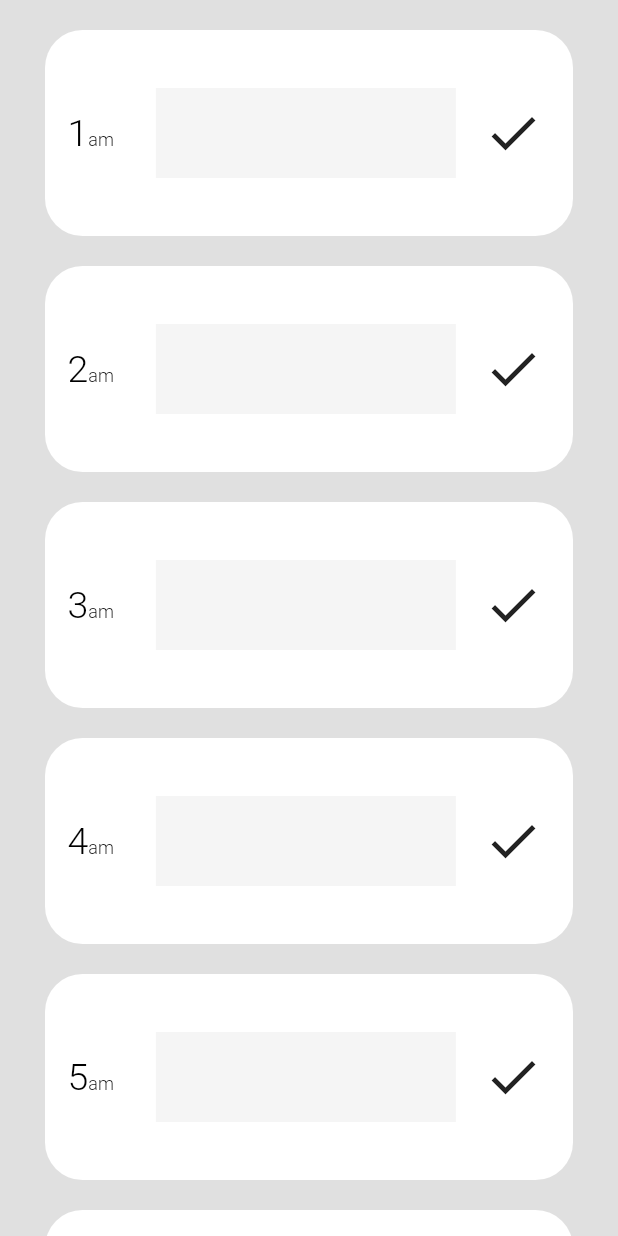
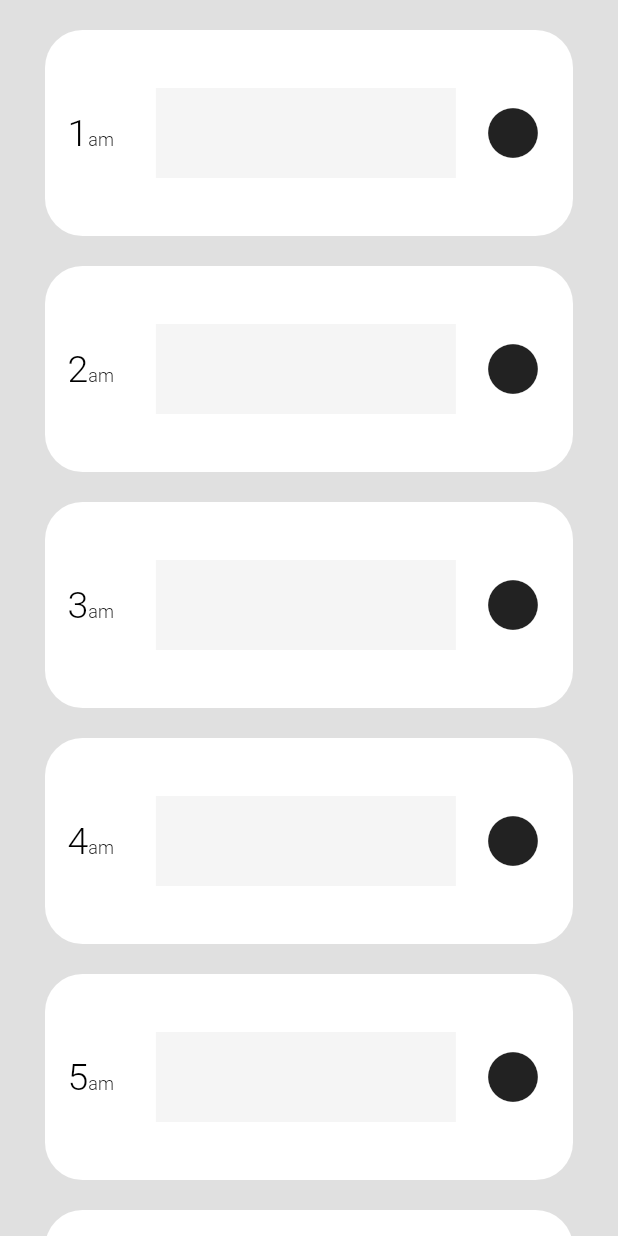
Before and after one commit to MatthieuNadeau96/simple_hour, a Flutter app: the screen it shows after launch, on a phone screen of 412 x 824 dp. Run offline on Flutter 3.47's test engine with Material 2 defaults, Android fonts, the light colour scheme and no system bars; drawn by our look-alikes of scroll_to_index.

Commit message:
Created a StatusIcon widget to deal with the icon changes, implemented a status to the hour model, and added automatickeepalive to the HomeScreen list

```diff
--- a/lib/data/hour_data.dart
+++ b/lib/data/hour_data.dart
@@ -2,30 +2,30 @@ import 'package:simple_hour/models/hour_model.dart';
 
 List<HourModel> getHours() {
   List<HourModel> hours = [
-    HourModel(hour: '1', meridiem: 'am'),
-    HourModel(hour: '2', meridiem: 'am'),
-    HourModel(hour: '3', meridiem: 'am'),
-    HourModel(hour: '4', meridiem: 'am'),
-    HourModel(hour: '5', meridiem: 'am'),
-    HourModel(hour: '6', meridiem: 'am'),
-    HourModel(hour: '7', meridiem: 'am'),
-    HourModel(hour: '8', meridiem: 'am'),
-    HourModel(hour: '9', meridiem: 'am'),
-    HourModel(hour: '10', meridiem: 'am'),
-    HourModel(hour: '11', meridiem: 'am'),
-    HourModel(hour: '12', meridiem: 'pm'),
-    HourModel(hour: '1', meridiem: 'pm'),
-    HourModel(hour: '2', meridiem: 'pm'),
-    HourModel(hour: '3', meridiem: 'pm'),
-    HourModel(hour: '4', meridiem: 'pm'),
-    HourModel(hour: '5', meridiem: 'pm'),
-    HourModel(hour: '6', meridiem: 'pm'),
-    HourModel(hour: '7', meridiem: 'pm'),
-    HourModel(hour: '8', meridiem: 'pm'),
-    HourModel(hour: '9', meridiem: 'pm'),
-    HourModel(hour: '10', meridiem: 'pm'),
-    HourModel(hour: '11', meridiem: 'pm'),
-    HourModel(hour: '12', meridiem: 'am'),
+    HourModel(hour: '1', meridiem: 'am', status: Status.empty),
+    HourModel(hour: '2', meridiem: 'am', status: Status.empty),
+    HourModel(hour: '3', meridiem: 'am', status: Status.empty),
+    HourModel(hour: '4', meridiem: 'am', status: Status.empty),
+    HourModel(hour: '5', meridiem: 'am', status: Status.empty),
+    HourModel(hour: '6', meridiem: 'am', status: Status.empty),
+    HourModel(hour: '7', meridiem: 'am', status: Status.empty),
+    HourModel(hour: '8', meridiem: 'am', status: Status.unproductive),
+    HourModel(hour: '9', meridiem: 'am', status: Status.unproductive),
+    HourModel(hour: '10', meridiem: 'am', status: Status.productive),
+    HourModel(hour: '11', meridiem: 'am', status: Status.productive),
+    HourModel(hour: '12', meridiem: 'pm', status: Status.productive),
+    HourModel(hour: '1', meridiem: 'pm', status: Status.productive),
+    HourModel(hour: '2', meridiem: 'pm', status: Status.productive),
+    HourModel(hour: '3', meridiem: 'pm', status: Status.productive),
+    HourModel(hour: '4', meridiem: 'pm', status: Status.productive),
+    HourModel(hour: '5', meridiem: 'pm', status: Status.unproductive),
+    HourModel(hour: '6', meridiem: 'pm', status: Status.unproductive),
+    HourModel(hour: '7', meridiem: 'pm', status: Status.unproductive),
+    HourModel(hour: '8', meridiem: 'pm', status: Status.unproductive),
+    HourModel(hour: '9', meridiem: 'pm', status: Status.unproductive),
+    HourModel(hour: '10', meridiem: 'pm', status: Status.unproductive),
+    HourModel(hour: '11', meridiem: 'pm', status: Status.empty),
+    HourModel(hour: '12', meridiem: 'am', status: Status.empty),
   ];
   return hours;
 }
--- a/lib/models/hour_model.dart
+++ b/lib/models/hour_model.dart
@@ -1,11 +1,19 @@
 import 'package:flutter/material.dart';
+
+enum Status {
+  productive,
+  unproductive,
+  empty,
+}
 
 class HourModel {
   final String hour;
   final String meridiem;
+  Status status;
 
   HourModel({
     this.hour,
     this.meridiem,
+    this.status,
   });
 }
--- a/lib/screens/home_screen.dart
+++ b/lib/screens/home_screen.dart
@@ -3,18 +3,23 @@ import 'package:flutter/material.dart';
 import 'package:scroll_to_index/scroll_to_index.dart';
 import 'package:simple_hour/data/hour_data.dart';
 import 'package:simple_hour/models/hour_model.dart';
+import 'package:simple_hour/widget/status_icon.dart';
 
 class HomeScreen extends StatefulWidget {
   @override
   _HomeScreenState createState() => _HomeScreenState();
 }
 
-class _HomeScreenState extends State<HomeScreen> {
+class _HomeScreenState extends State<HomeScreen>
+    with AutomaticKeepAliveClientMixin<HomeScreen> {
   List<HourModel> hours = List<HourModel>();
   AutoScrollController _autoScrollController = AutoScrollController();
   final dataKey = new GlobalKey();
 
   int currentHourOfDay = TimeOfDay.now().hour;
+
+  @override
+  bool get wantKeepAlive => true;
 
   @override
   void initState() {
@@ -30,6 +35,7 @@ class _HomeScreenState extends State<HomeScreen> {
 
   @override
   Widget build(BuildContext context) {
+    super.build(context);
     Size screenSize = MediaQuery.of(context).size;
     return Scaffold(
       body: SafeArea(
@@ -90,7 +96,8 @@ class _HomeScreenState extends State<HomeScreen> {
                                             fontSize: 12,
                                           ),
                                         ),
-                                        ]),
+                                      ],
+                                    ),
                                   ),
                                 ),
                                 Expanded(
@@ -107,15 +114,7 @@ class _HomeScreenState extends State<HomeScreen> {
                                     ),
                                   ),
                                 ),
-                                Container(
-                                  // color: Colors.blue[100],
-                                  height: 50,
-                                  width: 50,
-                                  child: Icon(
-                                    Icons.check,
-                                    size: 40,
-                                  ),
-                                ),
+                                StatusIcon(hour: hours[i]),
                               ],
                             ),
                           ),
--- /dev/null
+++ b/lib/widget/status_icon.dart
@@ -0,0 +1,47 @@
+import 'package:flutter/material.dart';
+import 'package:simple_hour/models/hour_model.dart';
+
+class StatusIcon extends StatefulWidget {
+  final hour;
+  StatusIcon({this.hour});
+
+  @override
+  _StatusIconState createState() => _StatusIconState();
+}
+
+class _StatusIconState extends State<StatusIcon> {
+  @override
+  Widget build(BuildContext context) {
+    return GestureDetector(
+      onTap: () {
+        setState(() {
+          widget.hour.status = Status.empty;
+        });
+      },
+      onHorizontalDragEnd: (DragEndDetails details) {
+        // print(details);
+        if (details.primaryVelocity > 0) {
+          setState(() {
+            widget.hour.status = Status.productive;
+          });
+        } else {
+          setState(() {
+            widget.hour.status = Status.unproductive;
+          });
+        }
+      },
+      child: Container(
+        height: 50,
+        width: 50,
+        child: Icon(
+          widget.hour.status == Status.empty
+              ? Icons.circle
+              : widget.hour.status == Status.productive
+                  ? Icons.check
+                  : Icons.cancel,
+          size: 40,
+        ),
+      ),
+    );
+  }
+}
```
Lines whose indentation alone changed are shown as unchanged.
